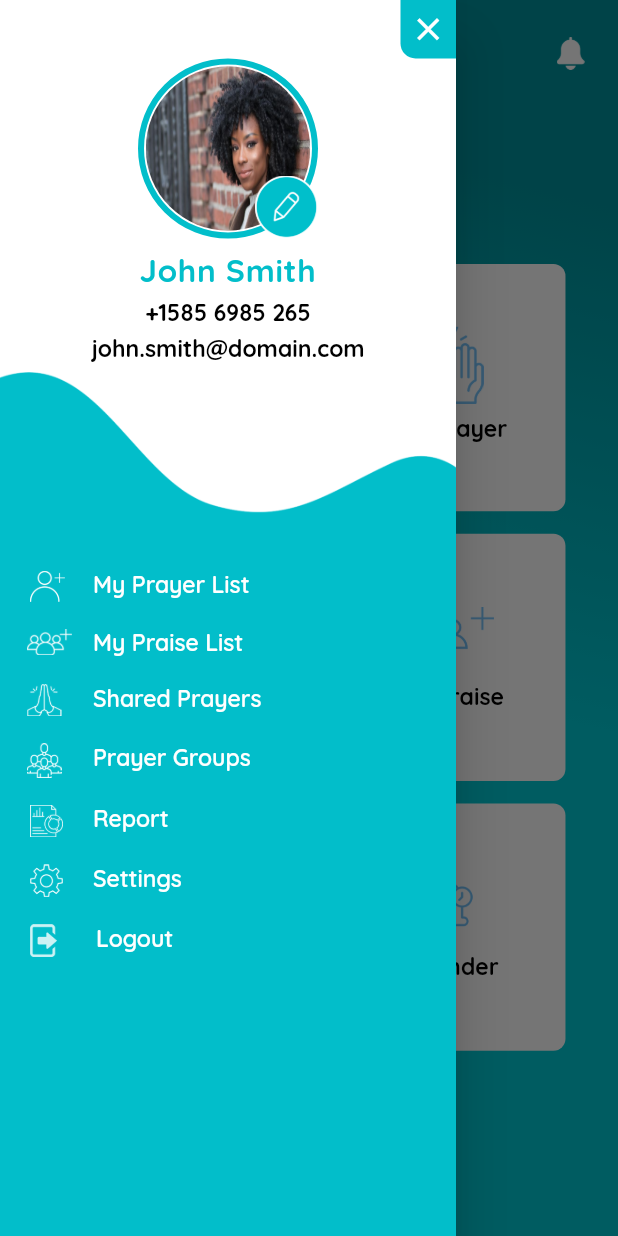
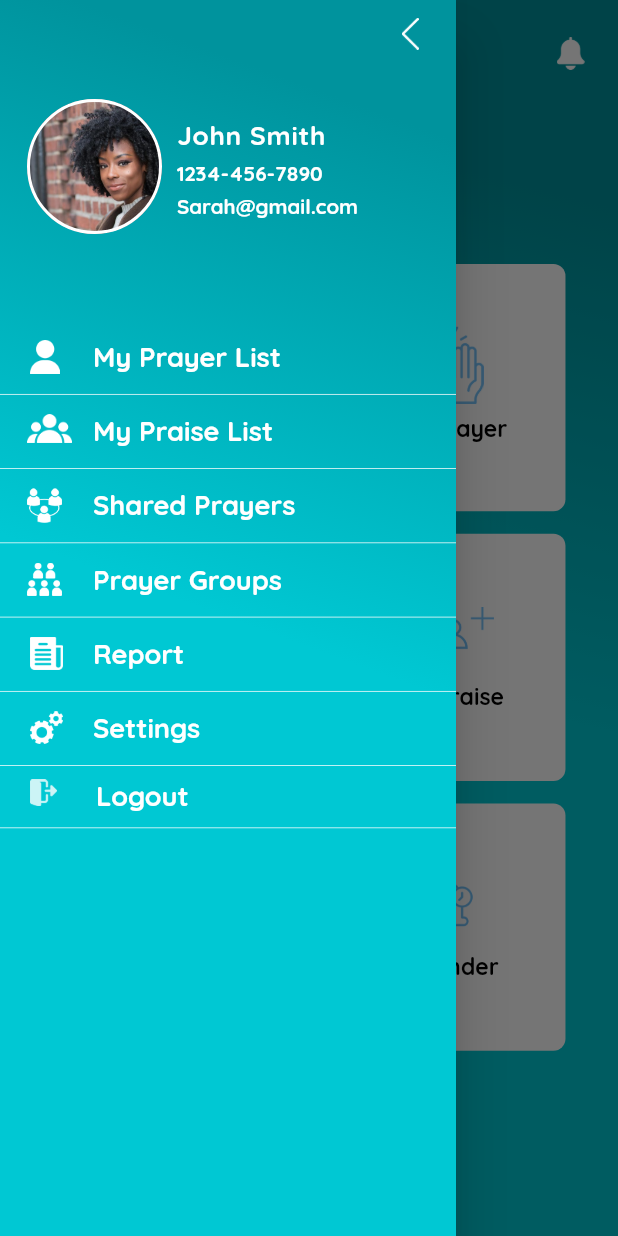
Before and after one commit to TorchPoint/PrayerApp, a Flutter app: the DrawerScreen screen opened directly, with the side drawer open, on a phone screen of 412 x 824 dp. Run offline on Flutter 3.47's test engine with Material 2 defaults, Android fonts, the phone set to English and light mode, and no system bars; our stand-ins replace another_flushbar, bubble_tab_indicator, contacts_service, fluttertoast, font_awesome_flutter, image_cropper and 7 more; missing offline and left inert: flutter_cupertino_date_picker_fork, textfield_search.

Commit message:
menu_done

```diff
--- a/lib/drawer/drawer_screen.dart
+++ b/lib/drawer/drawer_screen.dart
@@ -1,3 +1,5 @@
+import 'dart:developer';
+
 import 'package:flutter/material.dart';
 import 'package:prayer_hybrid_app/auth/screens/auth_main_screen.dart';
 import 'package:prayer_hybrid_app/home/home_screen.dart';
@@ -34,33 +36,32 @@ class _DrawerScreenState extends State<DrawerScreen> with SingleTickerProviderSt
       child:Scaffold(
         key: _scaffoldKey,
         backgroundColor: AppColors.TRANSPARENT_COLOR,
-          drawer:Container(
-            color: AppColors.WHITE_COLOR,
+          drawer:Drawer(
+            child: Container(
+              decoration: BoxDecoration(
+                  gradient: LinearGradient(
+                      begin: Alignment.topRight,
+                      end: Alignment.bottomLeft,
+                      colors: [
+                        AppColors.BACKGROUND1_COLOR,
+                        AppColors.BACKGROUND2_COLOR,
+                        AppColors.BACKGROUND2_COLOR,
+                      ],
+                      stops: [0.1,0.5,1.0]
+
+                  )
+              ),
               child: SafeArea(
-              child: Drawer(
-                child: Container(
-                  color: AppColors.WHITE_COLOR,
                 child: Column(
                   children: [
                     //For Profile Container
-                      Container(
-                        color:AppColors.WHITE_COLOR,
-                        //height: MediaQuery.of(context).size.height*0.35,
-                        child: profileData(),
-                      ),
+                    profileData(),
                     //For Menu Container
                     Expanded(
-                        child: Container(
-                          width: MediaQuery.of(context).size.width,
-                          decoration: BoxDecoration(
-                            image: DecorationImage(image: AssetImage(AssetPaths.DRAWER_BACKGROUND_IMAGE),fit: BoxFit.fill),
-                          ),
                       child: userMenuData(),
-                        ),
                     )
 
                   ],
-                  ),
                 ),
               ),
             ),
@@ -109,59 +110,51 @@ class _DrawerScreenState extends State<DrawerScreen> with SingleTickerProviderSt
                 AppNavigation.navigatorPop(context);
               },
               child: Container(
-                  padding: EdgeInsets.symmetric(horizontal: 6.0,vertical: 7.0),
+                     width: 21.0,
+                     height: 21.0,
+                     margin: EdgeInsets.only(right: 20.0,top: 12.0),
                     decoration: BoxDecoration(
-                      color: AppColors.MENU_TEXT_COLOR,
-                      borderRadius: BorderRadius.only(
-                        bottomLeft: Radius.circular(10.0),
+                      image: DecorationImage(
+                        image: AssetImage(AssetPaths.BACK_ICON),
+                        fit: BoxFit.contain
                       )
-                  ),
-                  child:Icon(Icons.close,color: AppColors.WHITE_COLOR,size: 25.0,)
-              ),
+                    ),),
             ),
           ],
         ),
 
-        Container(
-          width: 120.0,
-          height: 120.0,
-          color: AppColors.WHITE_COLOR,
-          child: Stack(
+        GestureDetector(
+          onTap: (){
+            log("ok ha");
+           // AppNavigation.navigateTo(context,CompleteProfileScreen());
+          },
+          child: Container(
+            margin: EdgeInsets.only(left: 18.0,right: 15.0,top: MediaQuery.of(context).size.height*0.04,bottom: MediaQuery.of(context).size.height*0.07),
+            child: Row(
               children: [
                 Container(
-                width: 120.0,
-                height: 120.0,
+                  width: 90.0,
+                  height: 90.0,
                   decoration: BoxDecoration(
                     color:AppColors.WHITE_COLOR,
                     shape: BoxShape.circle,
-                    border: Border.all(color: AppColors.MENU_TEXT_COLOR,width: 4.0)
-                ),
-                child: Container(
-                  margin: EdgeInsets.symmetric(horizontal: 1.2,vertical: 1.2),
-                  decoration: BoxDecoration(
-                    shape: BoxShape.circle,
+                    border: Border.all(color: AppColors.WHITE_COLOR,width: 2.0),
                     image: DecorationImage(
                         image:AssetImage(AssetPaths.PROFILE_IMAGE),
-                        fit: BoxFit.fill),
-                  ),
-                ),
+                        fit: BoxFit.cover),
                   ),
 
-              Align(
-                alignment: Alignment.bottomRight,
-                child: GestureDetector(
-                    onTap: (){
-                      AppNavigation.navigatorPop(context);
-                      AppNavigation.navigateTo(context, CompleteProfileScreen());
-                    },
-                    child: Image.asset(AssetPaths.EDIT_MENU_ICON,width: 42.0,)
                 ),
-              )
+
+                SizedBox(width: 5.0,),
+
+                Expanded(child: profileSubData()),
               ],
             ),
           ),
+        )
 
-        profileSubData(),
+
 
       ],
     );
@@ -170,61 +163,52 @@ class _DrawerScreenState extends State<DrawerScreen> with SingleTickerProviderSt
   //It includes user name , user phone no, user email
   Widget profileSubData()
   {
-    return GestureDetector(
-      onTap: (){
-        AppNavigation.navigatorPop(context);
-        AppNavigation.navigateTo(context, CompleteProfileScreen());
-      },
-      child: Column(
+    return Column(
+      crossAxisAlignment: CrossAxisAlignment.start,
       children: [
         SizedBox(height: 8.0,),
         Padding(
             padding: EdgeInsets.only(left: 5.0,right: 5.0),
-              child: Text(AppStrings.USER_NAME_TEXT,style: TextStyle(color: AppColors.MENU_TEXT_COLOR,fontWeight: FontWeight.w800,letterSpacing: 0.5),textScaleFactor: 1.5,textAlign: TextAlign.center,)
+            child: Text(AppStrings.USER_NAME_TEXT,style: TextStyle(color: AppColors.WHITE_COLOR,fontWeight: FontWeight.w700,letterSpacing: 0.5),textScaleFactor: 1.25,textAlign: TextAlign.start,maxLines: 2,overflow: TextOverflow.ellipsis,)
         ),
         SizedBox(height: 6.0,),
         Padding(
             padding: EdgeInsets.only(left: 5.0,right: 5.0),
-              child: Text(AppStrings.USER_PHONE_NO_TEXT,style: TextStyle(color: AppColors.BLACK_COLOR,fontWeight: FontWeight.w700),textScaleFactor: 1.1,textAlign: TextAlign.center,)
+            child: Text(AppStrings.USER_PHONE_NO_TEXT,style: TextStyle(color: AppColors.WHITE_COLOR,fontWeight: FontWeight.w700),textScaleFactor: 0.98,textAlign: TextAlign.start,maxLines: 2,overflow: TextOverflow.ellipsis,)
         ),
         SizedBox(height: 5.0,),
         Padding(
             padding: EdgeInsets.only(left: 5.0,right: 5.0),
-              child: Text(AppStrings.USER_EMAIL_TEXT,style: TextStyle(color: AppColors.BLACK_COLOR,fontWeight: FontWeight.w700),textScaleFactor: 1.1,textAlign: TextAlign.center,)
+            child: Text(AppStrings.USER_EMAIL_TEXT,style: TextStyle(color: AppColors.WHITE_COLOR,fontWeight: FontWeight.w700),textScaleFactor: 0.98,textAlign: TextAlign.start,maxLines: 2,overflow: TextOverflow.ellipsis,)
         ),
         SizedBox(height: 6.0,),
       ],
-      ),
     );
   }
 
   Widget userMenuData()
   {
-    return Column(
-      children: [
-        SizedBox(height: MediaQuery.of(context).size.height*0.15,),
-        Expanded(
-          child: ListView(
+    return ListView(
       padding: EdgeInsets.zero,
       children: [
 
         //For My Prayer List
-              menuListTile(imagePath: AssetPaths.PRAYER_LIST_MENU_ICON,title: AppStrings.MY_PRAYER_LIST_TEXT,index:1,topMargin:9.0,bottomMargin:9.0,imageWidth: 23,sizedBoxWidth:19,leftPadding:20.0),
+        menuListTile(imagePath: AssetPaths.PRAYER_LIST_MENU_ICON,title: AppStrings.MY_PRAYER_LIST_TEXT,index:1,topMargin:13.0,bottomMargin:13.0,imageWidth: 20,sizedBoxWidth:22,leftPadding:20.0),
 
         //For My Praise List
-              menuListTile(imagePath: AssetPaths.PRAISE_LIST_MENU_ICON,title: AppStrings.MY_PRAISE_LIST_TEXT,index:2,topMargin:9.0,bottomMargin:9.0,imageWidth: 30,sizedBoxWidth:14,leftPadding:18.0),
+        menuListTile(imagePath: AssetPaths.PRAISE_LIST_MENU_ICON,title: AppStrings.MY_PRAISE_LIST_TEXT,index:2,topMargin:13.0,bottomMargin:13.0,imageWidth: 30,sizedBoxWidth:14,leftPadding:18.0),
 
         //For Shared Prayers
-              menuListTile(imagePath: AssetPaths.SHARED_PRAYERS_MENU_ICON,title: AppStrings.SHARED_PRAYERS_TEXT,index:3,topMargin:9.0,bottomMargin:9.0,imageWidth: 23,sizedBoxWidth:21,leftPadding:18.0),
+        menuListTile(imagePath: AssetPaths.SHARED_PRAYERS_MENU_ICON,title: AppStrings.SHARED_PRAYERS_TEXT,index:3,topMargin:13.0,bottomMargin:13.0,imageWidth: 23,sizedBoxWidth:21,leftPadding:18.0),
 
         //For Prayer Groups List
-              menuListTile(imagePath: AssetPaths.PRAYER_GROUPS_MENU_ICON,title: AppStrings.PRAYER_GROUPS_TEXT,index:4,topMargin:9.0,bottomMargin:9.0,imageWidth: 23,sizedBoxWidth:21,leftPadding:18.0),
+        menuListTile(imagePath: AssetPaths.PRAYER_GROUPS_MENU_ICON,title: AppStrings.PRAYER_GROUPS_TEXT,index:4,topMargin:13.0,bottomMargin:13.0,imageWidth: 23,sizedBoxWidth:21,leftPadding:18.0),
 
         //For Report
-              menuListTile(imagePath: AssetPaths.REPORT_MENU_ICON,title: AppStrings.REPORT_TEXT,index:5,topMargin:9.0,bottomMargin:9.0,imageWidth: 22,sizedBoxWidth:20,leftPadding:20.0),
+        menuListTile(imagePath: AssetPaths.REPORT_MENU_ICON,title: AppStrings.REPORT_TEXT,index:5,topMargin:13.0,bottomMargin:13.0,imageWidth: 22,sizedBoxWidth:20,leftPadding:20.0),
 
         //For Settings
-              menuListTile(imagePath: AssetPaths.SETTINGS_MENU_ICON,title: AppStrings.SETTINGS_TEXT,index:6,topMargin:settingsOn == true ? 12.0 : 9.0,bottomMargin:settingsOn == true ? 9.0 : 9.0,imageWidth: 22,sizedBoxWidth:20,leftPadding:20.0,backgroundContainerColor: settingsOn == true ? AppColors.SETTINGS_OPTIONS_COLOR.withOpacity(0.9) : AppColors.TRANSPARENT_COLOR,settingIcon: settingsOn == true ? Icons.keyboard_arrow_down : null),
+        menuListTile(imagePath: AssetPaths.SETTINGS_MENU_ICON,title: AppStrings.SETTINGS_TEXT,index:6,topMargin:13.0,bottomMargin:13.0,imageWidth: 22,sizedBoxWidth:20,leftPadding:20.0,backgroundContainerColor: settingsOn == true ? AppColors.SETTINGS_OPTIONS_COLOR.withOpacity(0.9) : AppColors.TRANSPARENT_COLOR,settingIcon: settingsOn == true ? Icons.keyboard_arrow_down : null,dividerContainer: settingsOn == true ? false : true),
 
         //For Settings Option
         SizeTransition(
@@ -237,13 +221,13 @@ class _DrawerScreenState extends State<DrawerScreen> with SingleTickerProviderSt
             child: Column(
               children: [
                 //For Notification
-                      menuListTile(imagePath: AssetPaths.NOTIFICATION_MENU_ICON,title: AppStrings.NOTIFICATION_TEXT,index:7,topMargin:9.0,bottomMargin:9.0,imageWidth: 21,sizedBoxWidth:35,leftPadding:20.0),
+                menuListTile(imagePath: AssetPaths.NOTIFICATION_ICON,title: AppStrings.NOTIFICATION_TEXT,index:7,topMargin:10.0,bottomMargin:10.0,imageWidth: 21,sizedBoxWidth:35,leftPadding:20.0,dividerContainer: false),
 
                 //For Timer
-                      menuListTile(imagePath: AssetPaths.TIMER_MENU_ICON,title: AppStrings.TIMER_TEXT,index:8,topMargin:9.0,bottomMargin:9.0,imageWidth: 22,sizedBoxWidth:34,leftPadding:20.0),
+                menuListTile(imagePath: AssetPaths.TIMER_MENU_ICON,title: AppStrings.TERMS_CONDITIONS_TEXT,index:8,topMargin:10.0,bottomMargin:10.0,imageWidth: 22,sizedBoxWidth:34,leftPadding:20.0,dividerContainer: false),
 
                 //For Security
-                      menuListTile(imagePath: AssetPaths.SECURITY_MENU_ICON,title: AppStrings.SECURITY_TEXT,index:9,topMargin:9.0,bottomMargin:9.0,imageWidth: 20,sizedBoxWidth:37,leftPadding:20.0),
+                menuListTile(imagePath: AssetPaths.SECURITY_MENU_ICON,title: AppStrings.PRIVACY_POLICY_TEXT,index:9,topMargin:10.0,bottomMargin:10.0,imageWidth: 20,sizedBoxWidth:37,leftPadding:20.0),
               ],
             ),
           )
@@ -260,15 +244,14 @@ class _DrawerScreenState extends State<DrawerScreen> with SingleTickerProviderSt
 
 
       ],
-          ),
-        )
-      ],
     );
   }
 
-  Widget menuListTile({String imagePath,String title,Widget menuWidget,int index,Color imageColor,double topMargin,double bottomMargin,double imageWidth,double sizedBoxWidth,double leftPadding,Color backgroundContainerColor,IconData settingIcon})
+  Widget menuListTile({String imagePath,String title,Widget menuWidget,int index,Color imageColor,double topMargin,double bottomMargin,double imageWidth,double sizedBoxWidth,double leftPadding,Color backgroundContainerColor,IconData settingIcon,bool dividerContainer = true})
   {
-    return GestureDetector(
+    return Column(
+      children: [
+        GestureDetector(
           onTap: ()
           {
             navigateToNewScreen(navigateIndex:index);
@@ -282,7 +265,7 @@ class _DrawerScreenState extends State<DrawerScreen> with SingleTickerProviderSt
               children: [
                 Image.asset(imagePath,width: imageWidth,color: imageColor),
                 SizedBox(width: sizedBoxWidth,),
-            Expanded(child: Text(title,style: TextStyle(color: AppColors.WHITE_COLOR,fontWeight: FontWeight.w600),textScaleFactor: 1.1,)),
+                Expanded(child: Text(title,style: TextStyle(color: AppColors.WHITE_COLOR,fontWeight: FontWeight.w700),textScaleFactor: 1.3,)),
                 settingIcon != null ?
                 Padding(
                   padding: EdgeInsets.only(right: 10.0),
@@ -293,6 +276,18 @@ class _DrawerScreenState extends State<DrawerScreen> with SingleTickerProviderSt
               ],
             ),
           ),
+        ),
+        Visibility(
+          visible: dividerContainer,
+          child: Container(
+          width: MediaQuery.of(context).size.width,
+          height: 0.5,
+          color: AppColors.WHITE_COLOR,
+          ),
+        )
+
+
+      ],
     );
   }
 
--- a/lib/main.dart
+++ b/lib/main.dart
@@ -31,7 +31,7 @@ class MyApp extends StatelessWidget {
       theme: ThemeData(
         fontFamily: 'Quicksand',
       ),
-      home: SplashScreen(),
+      home: DrawerScreen(),
     );
   }
 }
--- a/lib/utils/app_strings.dart
+++ b/lib/utils/app_strings.dart
@@ -16,8 +16,8 @@ class AppStrings
   static const String DONT_HAVE_ACCOUNT_TEXT = "Don\'t have an Account? ";
   static const String HOME_TEXT = "Home";
   static const String USER_NAME_TEXT = "John Smith";
-  static const String USER_PHONE_NO_TEXT = "+1585 6985 265";
-  static const String USER_EMAIL_TEXT = "john.smith@domain.com";
+  static const String USER_PHONE_NO_TEXT = "1234-456-7890";
+  static const String USER_EMAIL_TEXT = "Sarah@gmail.com";
   static const String MY_PRAYER_LIST_TEXT = "My Prayer List";
   static const String MY_PRAISE_LIST_TEXT = "My Praise List";
   static const String SHARED_PRAYERS_TEXT = "Shared Prayers";
@@ -26,6 +26,8 @@ class AppStrings
   static const String SETTINGS_TEXT = "Settings";
   static const String NOTIFICATION_TEXT = "Notification";
   static const String TIMER_TEXT = "Timer";
+  static const String TERMS_CONDITIONS_TEXT = "Terms & Conditions";
+  static const String PRIVACY_POLICY_TEXT = "Privacy Policy";
   static const String SECURITY_TEXT = "Security";
   static const String LOGOUT_TEXT = "Logout";
   static const String DESCRIPTION_TEXT = "Description";
```
Also changed, not shown: assets/icons/logout_menu_icon.png, assets/icons/praise_list_menu_icon.png, assets/icons/prayer_groups_menu_icon.png, assets/icons/prayer_list_menu_icon.png, assets/icons/report_menu_icon.png, assets/icons/settings_menu_icon.png, assets/icons/shared_prayers_menu_icon.png. Lines whose indentation alone changed are shown as unchanged.
